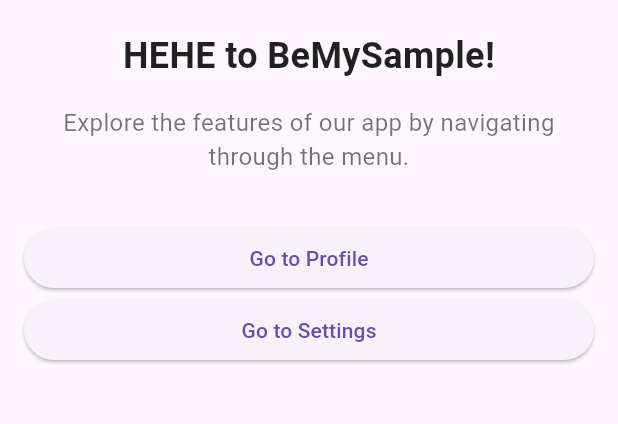
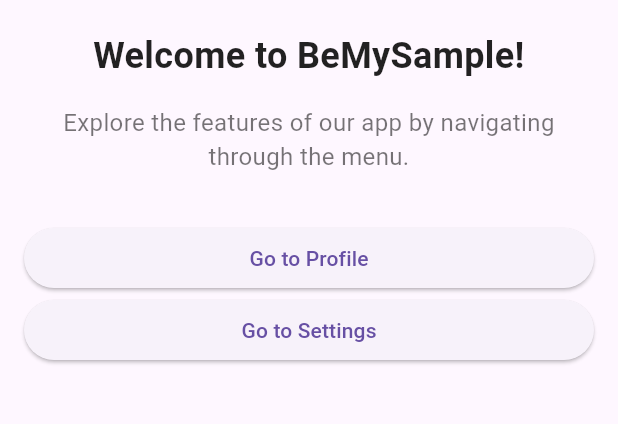
Before and after one commit to BeMySample/BeMySample_MobileFE, a Flutter app: the screen it shows after launch, on a phone screen of 412 x 824 dp, the part 552-976 px from its top. Run offline on Flutter 3.47's test engine with Material 3 defaults, Android fonts, the phone set to English and light mode, and no system bars.

Commit message:
fix: change title of homepage

```diff
--- a/lib/pages/home.dart
+++ b/lib/pages/home.dart
@@ -24,7 +24,7 @@ class HomePage extends StatelessWidget {
             ),
             const SizedBox(height: 20),
             const Text(
-              'HEHE to BeMySample!',
+              'Welcome to BeMySample!',
               textAlign: TextAlign.center,
               style: TextStyle(
                 fontSize: 24,
```
